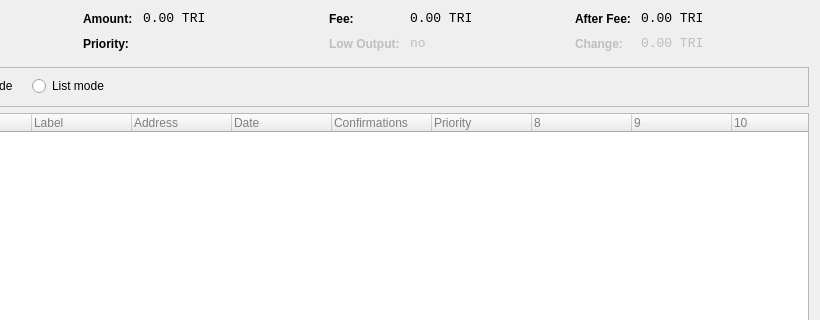
First picture: the form in src/qt/forms/coincontroldialog.ui, repository MerlinMagic2018/triangles-new, before the edit; both pictures show x 180 to 1000 and y 0 to 320 of the 1000 by 500 pixel window.
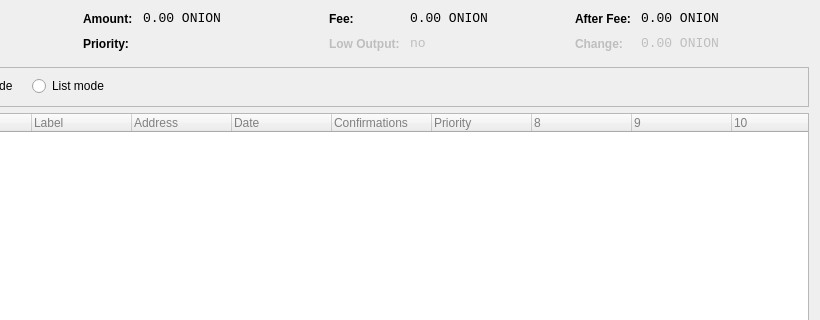
Second picture: the form after the edit. Custom widgets are drawn as their Qt base class.

Commit message:
Revert "Change name from DeepOnion to Triangles"
This reverts commit a520101763fc710adf1e9e8f7872243aa8259dec.

The edit to the form file:
```diff
--- a/src/qt/forms/coincontroldialog.ui
+++ b/src/qt/forms/coincontroldialog.ui
@@ -147,7 +147,7 @@
           <enum>Qt::ActionsContextMenu</enum>
          </property>
          <property name="text">
-          <string notr="true">0.00 TRI</string>
+          <string notr="true">0.00 ONION</string>
          </property>
          <property name="textInteractionFlags">
           <set>Qt::LinksAccessibleByMouse|Qt::TextSelectableByKeyboard|Qt::TextSelectableByMouse</set>
@@ -227,7 +227,7 @@
           <enum>Qt::ActionsContextMenu</enum>
          </property>
          <property name="text">
-          <string notr="true">0.00 TRI</string>
+          <string notr="true">0.00 ONION</string>
          </property>
          <property name="textInteractionFlags">
           <set>Qt::LinksAccessibleByMouse|Qt::TextSelectableByKeyboard|Qt::TextSelectableByMouse</set>
@@ -313,7 +313,7 @@
           <enum>Qt::ActionsContextMenu</enum>
          </property>
          <property name="text">
-          <string notr="true">0.00 TRI</string>
+          <string notr="true">0.00 ONION</string>
          </property>
          <property name="textInteractionFlags">
           <set>Qt::LinksAccessibleByMouse|Qt::TextSelectableByKeyboard|Qt::TextSelectableByMouse</set>
@@ -351,7 +351,7 @@
           <enum>Qt::ActionsContextMenu</enum>
          </property>
          <property name="text">
-          <string notr="true">0.00 TRI</string>
+          <string notr="true">0.00 ONION</string>
          </property>
          <property name="textInteractionFlags">
           <set>Qt::LinksAccessibleByMouse|Qt::TextSelectableByKeyboard|Qt::TextSelectableByMouse</set>
```
The commit also changes 168 other files.
